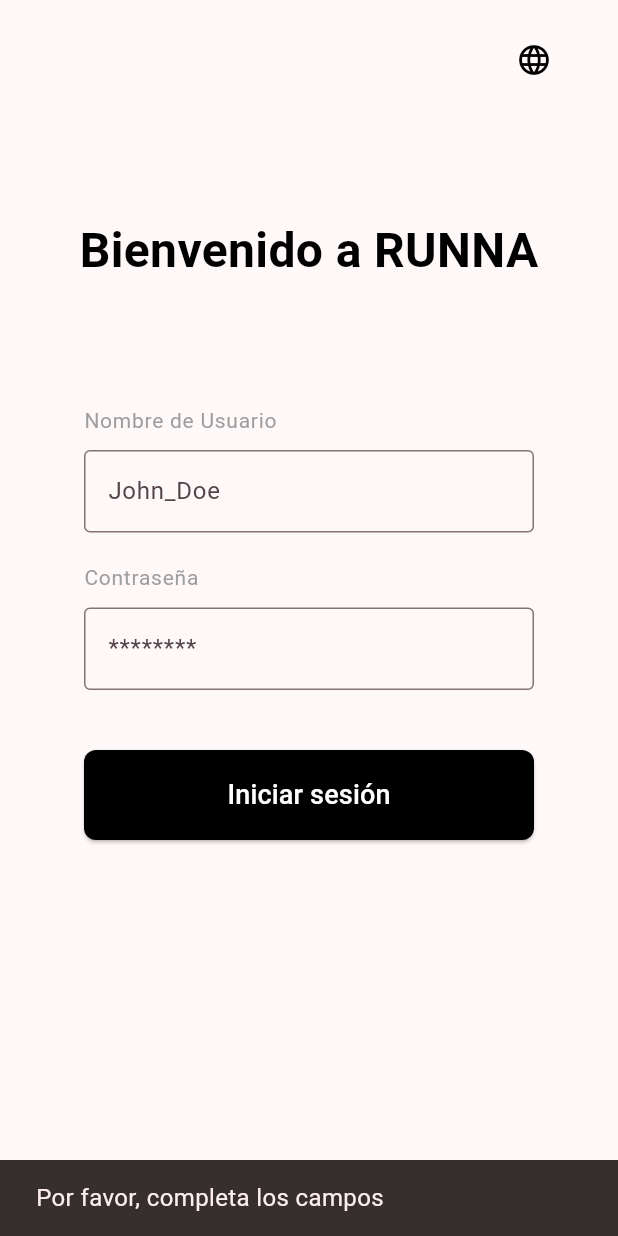
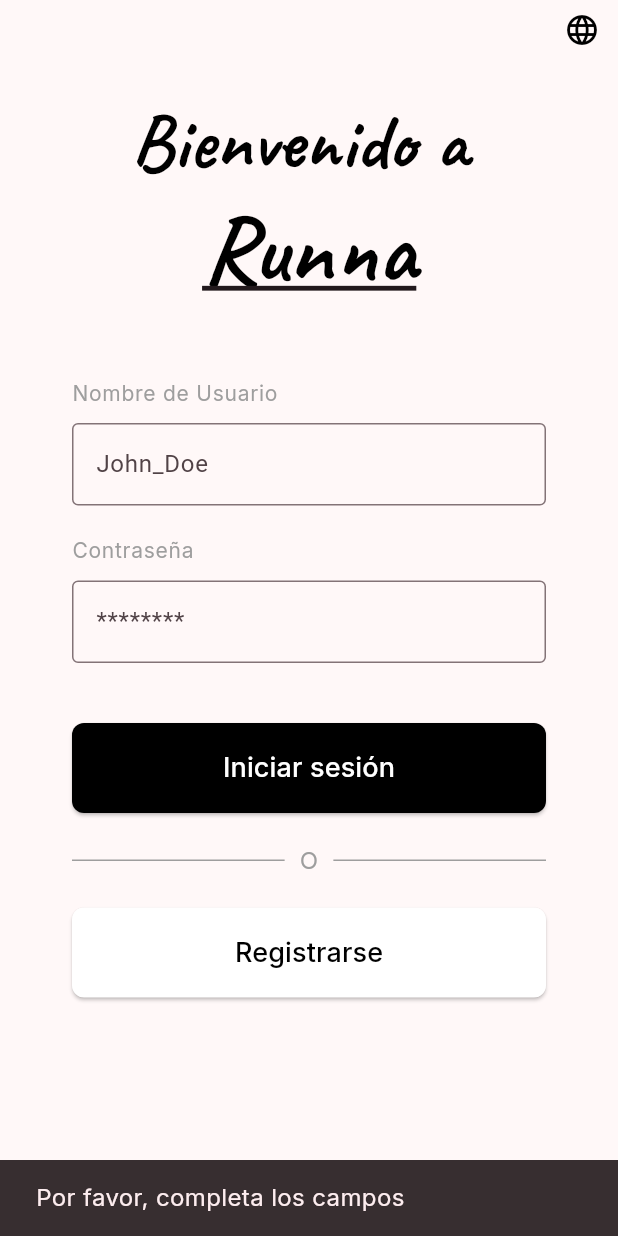
Before and after one commit to LautyAsat/Runna_App, a Flutter app: the screen it shows after launch, after a tap on "Iniciar sesión", on a phone screen of 412 x 824 dp. Run offline on Flutter 3.47's test engine with Material 3 defaults, Android fonts, the phone set to English and light mode, and no system bars; our stand-ins replace dio, flutter_map, flutter_riverpod, freezed_annotation, geolocator, go_router and 3 more; generated files the repository leaves out were written again.

Commit message:
Style: LoginScreen

```diff
--- a/lib/core/router/app_router.dart
+++ b/lib/core/router/app_router.dart
@@ -4,6 +4,7 @@
 import 'package:runna/presentation/provider/auth_provider.dart';
 import 'package:runna/presentation/screens/home_screen.dart';
 import 'package:runna/presentation/screens/login_screen.dart';
+import 'package:runna/presentation/screens/sing_up_screen.dart';
 
 part "app_router.g.dart";
 
@@ -12,29 +13,40 @@
   final authState = ref.watch(authNotifierProvider);
 
   return GoRouter(
-    initialLocation: "/",
+    initialLocation: "/login",
     redirect: (context, state) {
       final isAuthenticated = authState.maybeWhen(
         authenticated: (_) => true,
         orElse: () => false,
       );
 
-      final isLoggingIn = state.uri.path == '/login';
+      final isLoggingIn = state.uri.path == '/login' || state.uri.path == '/register' || state.uri.path == '/';
+
+      print("pase por aca");
 
       if (!isAuthenticated && !isLoggingIn) {
+
+        print("$isLoggingIn - $isAuthenticated ||| ${state.uri.path}");
+
         return '/login';
       }
 
       if (isAuthenticated && isLoggingIn) {
+
+        print("te vas pal home");
+
+
         return '/home';
       }
 
+
+      print("retornare null");
       return null;
     },
     routes: [
-      GoRoute(path: "/", redirect: (context, state) => '/home'),
       GoRoute(path: "/login", builder: (context, state) => const LoginScreen()),
       GoRoute(path: "/home", builder: (context, state) => const HomeScreen()),
+      GoRoute(path: "/register", builder: (context, state) => const SingUpScreen()),
     ],
   );
 }
--- a/lib/core/theme/app_theme.dart
+++ b/lib/core/theme/app_theme.dart
@@ -1,4 +1,6 @@
 import 'package:flutter/material.dart';
+import 'package:flutter/services.dart';
+import 'package:google_fonts/google_fonts.dart';
 
 class AppTheme {
   static const Color _primaryColor = Color(0xFF000000);
@@ -7,16 +9,26 @@
     return ThemeData(
       useMaterial3: true,
       colorSchemeSeed: _primaryColor,
-      textTheme: const TextTheme(
+      appBarTheme: const AppBarTheme(
+        backgroundColor: Colors.transparent,
+        systemOverlayStyle: SystemUiOverlayStyle.dark,
+        elevation: 0,
+        scrolledUnderElevation: 0,
+        toolbarHeight: 40,
+      ),
+      textTheme: TextTheme(
+
         labelSmall: TextStyle(
           fontSize: 14,
           color: Colors.grey,
           fontWeight: FontWeight.w400,
+          fontFamily: GoogleFonts.inter().fontFamily,
         ),
         bodyMedium: TextStyle(
           fontSize: 16,
           color: Colors.black,
           fontWeight: FontWeight.w400,
+          fontFamily: GoogleFonts.inter().fontFamily,
         )
       ),
       inputDecorationTheme: const InputDecorationTheme(
--- a/lib/l10n/app_en.arb
+++ b/lib/l10n/app_en.arb
@@ -1,6 +1,8 @@
 {
-  "welcome": "Welcome to RUNNA",
+  "welcome": "Welcome to ",
   "username": "Username",
   "password": "Password",
-  "login": "Login"
+  "complete_fields": "Please fill in all fields",
+  "login": "Login",
+  "sing_up": "Sign Up"
 }
--- a/lib/l10n/app_es.arb
+++ b/lib/l10n/app_es.arb
@@ -1,6 +1,8 @@
 {
-  "welcome": "Bienvenido a RUNNA",
+  "welcome": "Bienvenido a ",
   "username": "Nombre de Usuario",
   "password": "Contraseña",
-  "login": "Iniciar sesión"
+  "complete_fields": "Por favor, completa los campos",
+  "login": "Iniciar sesión",
+  "sing_up": "Registrarse"
 }
--- a/lib/l10n/app_localizations.dart
+++ b/lib/l10n/app_localizations.dart
@@ -101,7 +101,7 @@
   /// No description provided for @welcome.
   ///
   /// In en, this message translates to:
-  /// **'Welcome to RUNNA'**
+  /// **'Welcome to '**
   String get welcome;
 
   /// No description provided for @username.
@@ -116,11 +116,23 @@
   /// **'Password'**
   String get password;
 
+  /// No description provided for @complete_fields.
+  ///
+  /// In en, this message translates to:
+  /// **'Please fill in all fields'**
+  String get complete_fields;
+
   /// No description provided for @login.
   ///
   /// In en, this message translates to:
   /// **'Login'**
   String get login;
+
+  /// No description provided for @sing_up.
+  ///
+  /// In en, this message translates to:
+  /// **'Sign Up'**
+  String get sing_up;
 }
 
 class _AppLocalizationsDelegate
--- a/lib/presentation/screens/home_screen.dart
+++ b/lib/presentation/screens/home_screen.dart
@@ -1,6 +1,7 @@
 import 'package:flutter/material.dart';
 import 'package:flutter_map/flutter_map.dart';
 import 'package:flutter_riverpod/flutter_riverpod.dart';
+import 'package:google_fonts/google_fonts.dart';
 import 'package:latlong2/latlong.dart';
 import 'package:runna/data/models/team.dart';
 import 'package:runna/data/models/territory.dart';
@@ -15,7 +16,7 @@
     final homeState = ref.watch(homeNotifierProvider);
 
     return Scaffold(
-      appBar: AppBar(title: const Text('Runna')),
+      appBar: AppBar(title: Text('Runna', style: GoogleFonts.caveat())),
       bottomNavigationBar: BottomNavigationBar(
         items: const [
           BottomNavigationBarItem(icon: Icon(Icons.map), label: 'Map'),
--- a/lib/presentation/screens/login_screen.dart
+++ b/lib/presentation/screens/login_screen.dart
@@ -1,5 +1,8 @@
 import 'package:flutter/material.dart';
 import 'package:flutter_riverpod/flutter_riverpod.dart';
+import 'package:go_router/go_router.dart';
+import 'package:google_fonts/google_fonts.dart';
+import 'package:runna/core/router/app_router.dart';
 import 'package:runna/l10n/app_localizations.dart';
 import 'package:runna/presentation/provider/auth_provider.dart';
 import 'package:runna/presentation/widgets/custom_main_button.dart';
@@ -32,31 +35,32 @@
       ref.read(authNotifierProvider.notifier).login(username);
     } else {
       ScaffoldMessenger.of(context).showSnackBar(
-        const SnackBar(content: Text('Por favor, completa los campos')),
+        SnackBar(content: Text(AppLocalizations.of(context)!.complete_fields)),
       );
     }
+  }
+
+  void onTapSingUp() {
+    context.go('/register');
   }
 
   @override
   Widget build(BuildContext context) {
     return Scaffold(
+      appBar: AppBar(actions: const [SelectorLanguages()]),
       body: SafeArea(
         child: SingleChildScrollView(
           physics: const BouncingScrollPhysics(),
           child: Padding(
-            padding: const EdgeInsets.only(left: 32, right: 32, top: 16),
+            padding: const EdgeInsets.only(left: 48, right: 48, top: 8),
             child: SizedBox(
               width: double.infinity,
               child: Column(
                 crossAxisAlignment: CrossAxisAlignment.center,
                 children: [
-                  const Row(
-                    mainAxisAlignment: MainAxisAlignment.end,
-                    children: [SelectorLanguages()],
-                  ),
-                  const SizedBox(height: 80),
-                  _Header(),
-                  const SizedBox(height: 80),
+                  const SizedBox(height: 20),
+                  _header(),
+                  const SizedBox(height: 40),
                   RunnaInput(
                     label: AppLocalizations.of(context)!.username,
                     hint: "John_Doe",
@@ -74,6 +78,14 @@
                     onTap: onTapLogin,
                     text: AppLocalizations.of(context)!.login,
                   ),
+                  const SizedBox(height: 20),
+                  divider(),
+                  const SizedBox(height: 20),
+                  MainButton(
+                    onTap: onTapSingUp,
+                    text: AppLocalizations.of(context)!.sing_up,
+                    isSecondary: true,
+                  ),
                 ],
               ),
             ),
@@ -83,10 +95,45 @@
     );
   }
 
-  Text _Header() {
-    return Text(
-      AppLocalizations.of(context)!.welcome,
-      style: const TextStyle(fontSize: 32, fontWeight: FontWeight.bold),
+  Row divider() {
+    return const Row(
+      children: [
+        Expanded(child: Divider(thickness: 1, color: Colors.grey)),
+
+        Padding(
+          padding: EdgeInsets.symmetric(horizontal: 10.0),
+          child: Text("O", style: TextStyle(color: Colors.grey)),
+        ),
+
+        Expanded(child: Divider(thickness: 1, color: Colors.grey)),
+      ],
+    );
+  }
+
+  Column _header() {
+    return Column(
+      mainAxisAlignment: MainAxisAlignment.start,
+      crossAxisAlignment: CrossAxisAlignment.center,
+      children: [
+        Text(
+          AppLocalizations.of(context)!.welcome,
+          style: TextStyle(
+            fontSize: 52,
+            fontWeight: FontWeight.bold,
+            height: 1,
+            fontFamily: GoogleFonts.caveat().fontFamily,
+          ),
+        ),
+        Text(
+          "Runna",
+          style: TextStyle(
+            fontSize: 64,
+            fontWeight: FontWeight.bold,
+            fontFamily: GoogleFonts.caveat().fontFamily,
+            decoration: TextDecoration.underline,
+          ),
+        ),
+      ],
     );
   }
 }
--- a/lib/presentation/widgets/custom_main_button.dart
+++ b/lib/presentation/widgets/custom_main_button.dart
@@ -1,26 +1,34 @@
 import 'package:flutter/material.dart';
+import 'package:google_fonts/google_fonts.dart';
 
 @immutable
 class MainButton extends StatelessWidget {
   final Function()? onTap;
   final String text;
+  final bool isSecondary;
 
-  const MainButton({super.key, this.onTap, required this.text});
+  const MainButton({super.key, this.onTap, required this.text, this.isSecondary = false});
+
 
   @override
   Widget build(BuildContext context) {
+
+    Color mainColor = isSecondary ? Colors.white : Colors.black;
+    Color altColor = isSecondary ? Colors.black : Colors.white;
+
+
     return SizedBox(
-      width: 300,
+      width: double.infinity,
       height: 60,
       child: ElevatedButton(
         onPressed: onTap,
         style: ButtonStyle(
-          backgroundColor: WidgetStateProperty.all(Colors.black),
+          backgroundColor: WidgetStateProperty.all(mainColor),
           shape: WidgetStateProperty.all(RoundedRectangleBorder(
             borderRadius: BorderRadius.circular(8)
           ))
         ),
-        child: Text(text, style: const TextStyle(color: Colors.white, fontSize: 18),)
+        child: Text(text, style: TextStyle(color: altColor, fontSize: 18, fontFamily: GoogleFonts.inter().fontFamily),)
       ),
     );
   }
--- a/lib/presentation/widgets/custom_text_field.dart
+++ b/lib/presentation/widgets/custom_text_field.dart
@@ -22,13 +22,14 @@
         Text(label, style: Theme.of(context).textTheme.labelSmall,),
         const SizedBox(height: 10),
         SizedBox(
-          width: 300,
+          width: double.infinity,
           child: TextField(
             controller: controller,
             obscureText: obscureText ?? false,
             style: Theme.of(context).textTheme.bodyMedium,
             decoration: InputDecoration(
               labelText: hint,
+              floatingLabelBehavior: FloatingLabelBehavior.never
             ),
           ),
         ),
--- a/pubspec.yaml
+++ b/pubspec.yaml
@@ -23,6 +23,7 @@
   go_router: ^17.1.0
   dio: ^5.9.1
   json_annotation: ^4.9.0
+  google_fonts: ^8.0.1
 
 dev_dependencies:
   flutter_test:
```
Also changed, not shown: lib/l10n/app_localizations_en.dart (+7 -1 lines), lib/l10n/app_localizations_es.dart (+7 -1 lines), lib/presentation/provider/auth_provider.dart (+9 -0 lines), lib/presentation/screens/sing_up_screen.dart (added, +19 -0 lines), lib/core/router/app_router.g.dart, lib/presentation/provider/auth_provider.g.dart, pubspec.lock.
